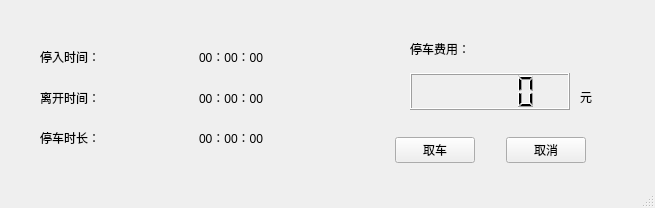
Above: leavewindow.ui from liangyiqiu/car_parking_console before the change. Below: the same form after it.
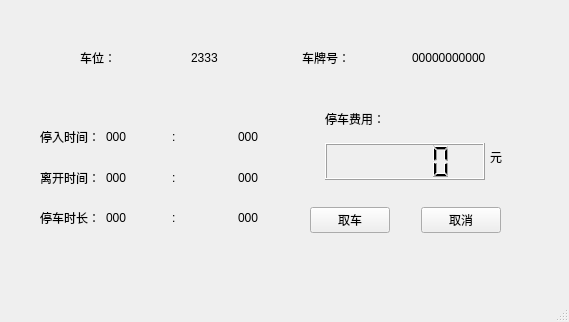
That is the form after the change.

```diff
--- a/leavewindow.ui
+++ b/leavewindow.ui
@@ -6,8 +6,8 @@
    <rect>
     <x>0</x>
     <y>0</y>
-    <width>655</width>
-    <height>208</height>
+    <width>569</width>
+    <height>322</height>
    </rect>
   </property>
   <property name="windowTitle">
@@ -18,8 +18,8 @@
     <property name="geometry">
      <rect>
       <x>40</x>
-      <y>40</y>
-      <width>311</width>
+      <y>120</y>
+      <width>258</width>
       <height>115</height>
      </rect>
     </property>
@@ -31,10 +31,31 @@
        </property>
       </widget>
      </item>
-     <item row="0" column="0">
-      <widget class="QLabel" name="label">
+     <item row="1" column="1">
+      <widget class="QLabel" name="lbouttimehour">
        <property name="text">
-        <string>停入时间：</string>
+        <string>000</string>
+       </property>
+      </widget>
+     </item>
+     <item row="2" column="2">
+      <widget class="QLabel" name="label_6">
+       <property name="text">
+        <string>:</string>
+       </property>
+      </widget>
+     </item>
+     <item row="0" column="1">
+      <widget class="QLabel" name="lbintimehour">
+       <property name="text">
+        <string>000</string>
+       </property>
+      </widget>
+     </item>
+     <item row="0" column="2">
+      <widget class="QLabel" name="label_4">
+       <property name="text">
+        <string>:</string>
        </property>
       </widget>
      </item>
@@ -45,24 +66,45 @@
        </property>
       </widget>
      </item>
-     <item row="0" column="1">
-      <widget class="QLabel" name="lbintime">
+     <item row="1" column="2">
+      <widget class="QLabel" name="label_5">
        <property name="text">
-        <string>00：00：00</string>
+        <string>:</string>
        </property>
       </widget>
      </item>
-     <item row="1" column="1">
-      <widget class="QLabel" name="lbouttime">
+     <item row="0" column="0">
+      <widget class="QLabel" name="label">
        <property name="text">
-        <string>00：00：00</string>
+        <string>停入时间：</string>
        </property>
       </widget>
      </item>
      <item row="2" column="1">
       <widget class="QLabel" name="lbtimelast">
        <property name="text">
-        <string>00：00：00</string>
+        <string>000</string>
+       </property>
+      </widget>
+     </item>
+     <item row="1" column="3">
+      <widget class="QLabel" name="lbouttimemin">
+       <property name="text">
+        <string>000</string>
+       </property>
+      </widget>
+     </item>
+     <item row="2" column="3">
+      <widget class="QLabel" name="lbtimelastmin">
+       <property name="text">
+        <string>000</string>
+       </property>
+      </widget>
+     </item>
+     <item row="0" column="3">
+      <widget class="QLabel" name="lbintimemin">
+       <property name="text">
+        <string>000</string>
        </property>
       </widget>
      </item>
@@ -71,8 +113,8 @@
    <widget class="QLabel" name="label_8">
     <property name="geometry">
      <rect>
-      <x>580</x>
-      <y>80</y>
+      <x>490</x>
+      <y>140</y>
       <width>61</width>
       <height>33</height>
      </rect>
@@ -84,8 +126,8 @@
    <widget class="QWidget" name="verticalLayoutWidget">
     <property name="geometry">
      <rect>
-      <x>410</x>
-      <y>30</y>
+      <x>325</x>
+      <y>100</y>
       <width>160</width>
       <height>80</height>
      </rect>
@@ -106,8 +148,8 @@
    <widget class="QWidget" name="horizontalLayoutWidget">
     <property name="geometry">
      <rect>
-      <x>395</x>
-      <y>110</y>
+      <x>310</x>
+      <y>180</y>
       <width>191</width>
       <height>80</height>
      </rect>
@@ -142,6 +184,46 @@
      </item>
     </layout>
    </widget>
+   <widget class="QWidget" name="horizontalLayoutWidget_2">
+    <property name="geometry">
+     <rect>
+      <x>80</x>
+      <y>40</y>
+      <width>437</width>
+      <height>35</height>
+     </rect>
+    </property>
+    <layout class="QHBoxLayout" name="horizontalLayout_2">
+     <item>
+      <widget class="QLabel" name="label_9">
+       <property name="text">
+        <string>车位：</string>
+       </property>
+      </widget>
+     </item>
+     <item>
+      <widget class="QLabel" name="lbnumer">
+       <property name="text">
+        <string>2333</string>
+       </property>
+      </widget>
+     </item>
+     <item>
+      <widget class="QLabel" name="label_11">
+       <property name="text">
+        <string>车牌号：</string>
+       </property>
+      </widget>
+     </item>
+     <item>
+      <widget class="QLabel" name="lbcode">
+       <property name="text">
+        <string>00000000000</string>
+       </property>
+      </widget>
+     </item>
+    </layout>
+   </widget>
   </widget>
   <widget class="QStatusBar" name="statusbar"/>
  </widget>
```
Left out of the diff: 2 changed lines with no effect on the pictures.
